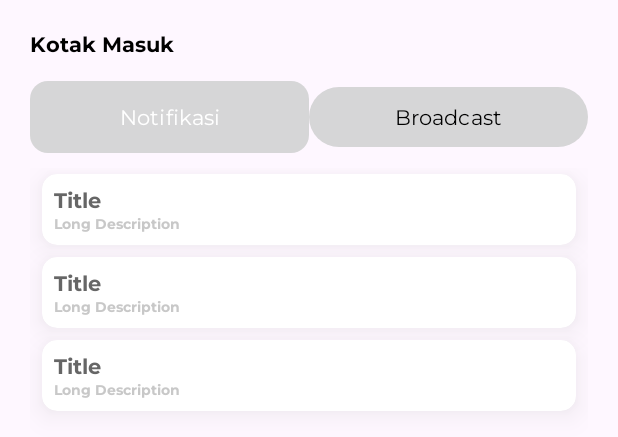
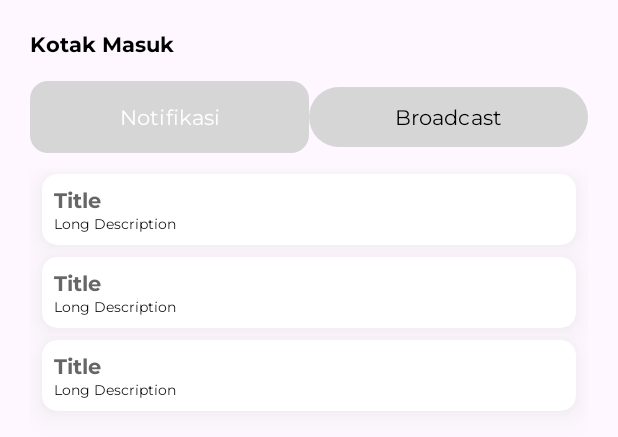
Before and after one commit to teknologikartuindonesia/kotlin-psp-mobile, an Android app: the layout fragment_message.xml on its own in the app's theme, with its tools: preview values and no code run, on a phone screen of 412 x 824 dp. Shown: the top 437 px of the screen. Run offline under Robolectric (Android 15) with nearby library versions, the phone set to English and light mode, and no system bars.

Commit message:
fixing broadcast menu change color text

```diff
--- a/app/src/main/res/layout/item_broadcast_message.xml
+++ b/app/src/main/res/layout/item_broadcast_message.xml
@@ -34,7 +34,7 @@
                 android:layout_width="match_parent"
                 android:layout_height="wrap_content"
                 android:textSize="9dp"
-                android:textColor="@color/subtitle"
+                android:textColor="@color/title"
                 tools:text="20/09/2023"/>
             <TextView
                 android:id="@+id/txt_broadcast_title"
@@ -51,7 +51,7 @@
                 android:layout_height="wrap_content"
                 android:layout_marginVertical="0dp"
                 android:fontFamily="@font/montserrat"
-                android:textColor="@color/subtitle"
+                android:textColor="@color/black"
                 android:maxLines="5"
                 android:textSize="9dp"
                 tools:text="Description"/>
--- a/app/src/main/res/layout/item_notification_message.xml
+++ b/app/src/main/res/layout/item_notification_message.xml
@@ -33,8 +33,8 @@
             android:layout_height="wrap_content"
             android:maxLines="5"
             android:textSize="9dp"
-            android:fontFamily="@font/montserrat_bold"
-            android:textColor="@color/subtitle"
+            android:fontFamily="@font/montserrat"
+            android:textColor="@color/black"
             tools:text="Long Description"/>
     </LinearLayout>
 </androidx.cardview.widget.CardView>
```
